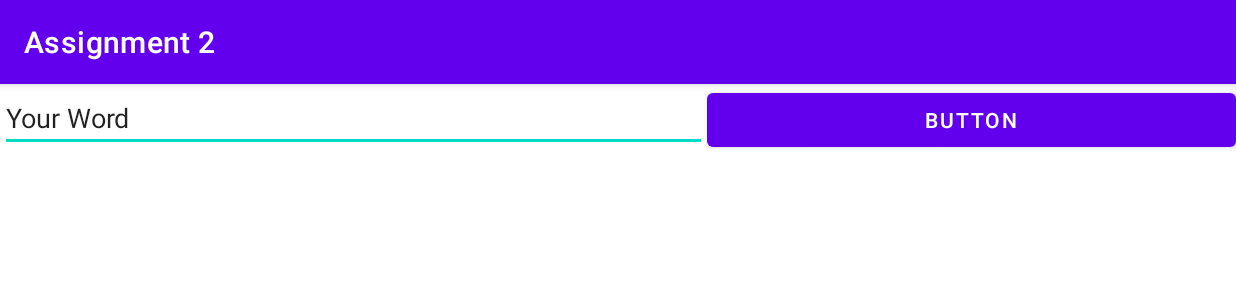
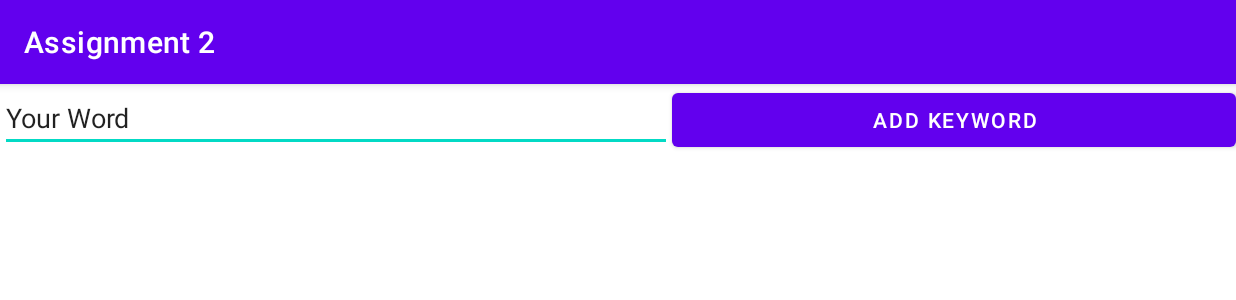
Before and after one commit to jiksuthejedi/COP4656-Final-Project, an Android app: the screen it shows after launch (MainActivity), on a phone screen of 824 x 412 dp (held sideways). Shown: the top 300 px of the screen. Run offline under Robolectric (Android 15) with nearby library versions, the phone set to English and light mode, and no system bars; our stand-ins replace Firebase (no records; nobody signed in at launch, a user with empty details on screens opened directly).

Commit message:
Changed button and submission texts

```diff
--- a/Final/app/src/main/java/org/cop4656/assignment2/MainActivity.java
+++ b/Final/app/src/main/java/org/cop4656/assignment2/MainActivity.java
@@ -89,7 +89,7 @@ public class MainActivity extends AppCompatActivity
                         databaseRef.child("keywords").child(Integer.toString((int) count)).setValue(((EditText) findViewById(R.id.newWord)).getText().toString());
                         ((EditText) findViewById(R.id.newWord)).setTextColor(Color.GRAY);
                         Context context = getApplicationContext();
-                        CharSequence text = "Question added";
+                        CharSequence text = "Keyword Added";
                         int duration = Toast.LENGTH_SHORT;
                         Toast toast = Toast.makeText(context, text, duration);
                         toast.show();
--- a/Final/app/src/main/res/layout/activity_main.xml
+++ b/Final/app/src/main/res/layout/activity_main.xml
@@ -27,8 +27,7 @@
             android:layout_width="wrap_content"
             android:layout_height="wrap_content"
             android:layout_weight="1"
-            android:text="Button"
-            />
+            android:text="Add Keyword" />
     </LinearLayout>
 
     <FrameLayout
```
